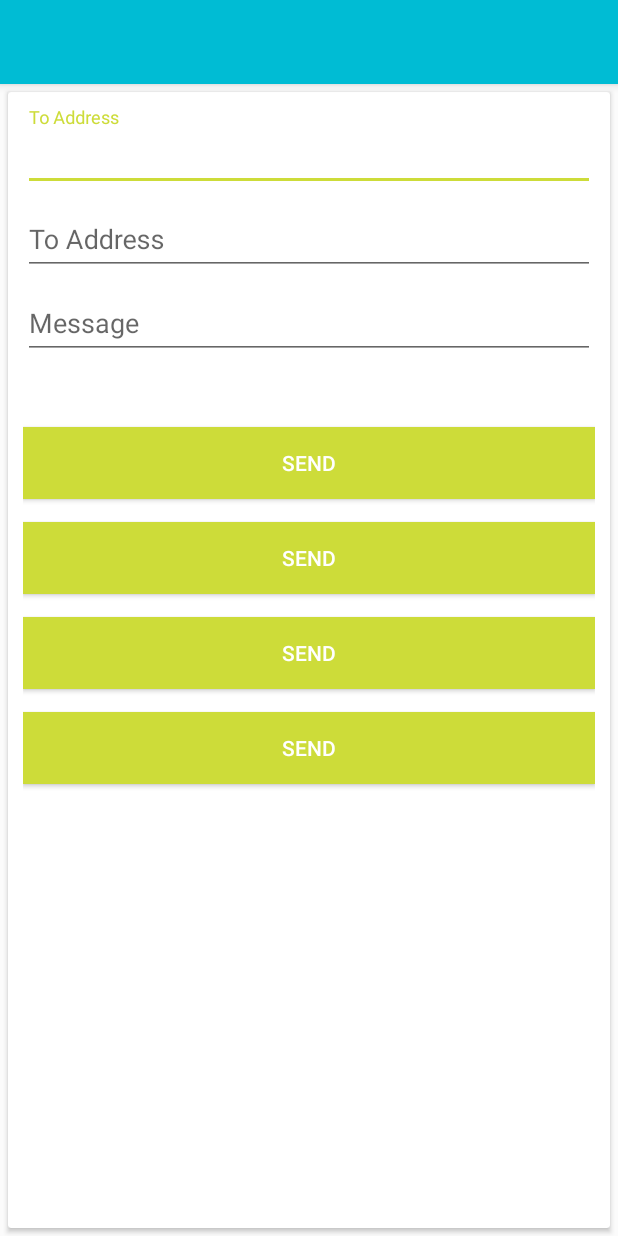
After one commit to Meshers/sparq-application, an Android app: the Main2Activity screen opened directly, with no data from a screen before it, on a phone screen of 412 x 824 dp. The commit adds this screen. Run offline under Robolectric (Android 15) with nearby library versions, the phone set to English and light mode, and no system bars; libraries missing offline, so code that uses them is left out: test.com.blootoothtester; 4 statements that could not run were skipped.

Commit message:
Working Application Layer

```diff
--- a/app/build.gradle
+++ b/app/build.gradle
@@ -10,6 +10,7 @@ android {
         versionCode 1
         versionName "1.0"
         testInstrumentationRunner "android.support.test.runner.AndroidJUnitRunner"
+        multiDexEnabled true
     }
     buildTypes {
         release {
@@ -24,6 +25,7 @@ dependencies {
     androidTestCompile('com.android.support.test.espresso:espresso-core:2.2.2', {
         exclude group: 'com.android.support', module: 'support-annotations'
     })
+    compile 'com.android.support:multidex:1.0.1'
     compile 'com.android.support:appcompat-v7:25.1.1'
     compile 'com.android.support:design:25.1.1'
     compile 'com.getbase:floatingactionbutton:1.10.1'
--- /dev/null
+++ b/app/src/main/java/com/sparq/application/userinterface/Main2Activity.java
@@ -0,0 +1,236 @@
+package com.sparq.application.userinterface;
+
+import android.content.Intent;
+import android.net.Uri;
+import android.os.Build;
+import android.os.Bundle;
+import android.provider.Settings;
+import android.support.v7.app.AppCompatActivity;
+import android.support.v7.widget.Toolbar;
+import android.util.Log;
+import android.view.View;
+import android.widget.AbsListView;
+import android.widget.Button;
+import android.widget.EditText;
+import android.widget.Toast;
+
+import test.com.blootoothtester.bluetooth.MyBluetoothAdapter;
+
+import com.sparq.application.MyApplication;
+import com.sparq.application.layer.ApplicationLayerManager;
+import com.sparq.application.layer.ApplicationPacketDiscoveryHandler;
+import com.sparq.application.layer.almessage.AlAnswer;
+import com.sparq.application.layer.almessage.AlMessage;
+import com.sparq.application.layer.almessage.AlQuestion;
+import com.sparq.application.layer.almessage.AlVote;
+import com.sparq.application.layer.pdu.ApplicationLayerPdu;
+
+import com.sparq.R;
+
+import java.nio.charset.Charset;
+
+
+public class Main2Activity extends AppCompatActivity {
+
+    private final static Charset CHARSET = Charset.forName("UTF-8");
+
+    private Button mQuestionBtn, mAnsBtn, mQuestionVoteBtn, mAnsVoteBtn;
+    private EditText mToId, mFromId;
+    private EditText mBtMessage;
+
+    private byte mOwnAddr = (byte) 1;
+    private byte mEventCode = (byte) 1;
+
+    private MyBluetoothAdapter mBluetoothAdapter;
+    ApplicationLayerManager mApplicationLayerManager;
+
+    public final static String EXTRA_EVENT_CODE = "EVENT_CODE";
+
+
+    @Override
+    protected void onCreate(Bundle savedInstanceState) {
+        super.onCreate(savedInstanceState);
+        setContentView(R.layout.activity_main2);
+        Toolbar toolbar = (Toolbar) findViewById(test.com.blootoothtester.R.id.toolbar);
+        setSupportActionBar(toolbar);
+
+        mOwnAddr = MyApplication.getOwnAddress();
+        mEventCode = getIntent().getByteExtra(EXTRA_EVENT_CODE, (byte) -1);
+
+        initialize();
+
+        mBluetoothAdapter = new MyBluetoothAdapter(Main2Activity.this);
+
+
+        ApplicationPacketDiscoveryHandler mHandler = new ApplicationPacketDiscoveryHandler() {
+            @Override
+            public void handleDiscovery(ApplicationLayerPdu.TYPE type, AlMessage alMessage) {
+
+                switch(type){
+                    case QUESTION:
+
+                        AlQuestion alQuestion = (AlQuestion) alMessage;
+                        Toast.makeText(Main2Activity.this, "RECEIVED MESSAGE: "
+                                + alQuestion.getCreatorId() + ":" +alQuestion.getQuestionId()
+                                ,Toast.LENGTH_SHORT).show();
+
+                        break;
+                    case ANSWER:
+
+                        AlAnswer alAnswer = (AlAnswer) alMessage;
+                        Toast.makeText(Main2Activity.this, "RECEIVED MESSAGE: "
+                                + alAnswer.getCreatorId() + ":"
+                                + alAnswer.getQuestionId()+ ":"
+                                + alAnswer.getAnswerCreatorId()+ ":"
+                                + alAnswer.getAnswerId()+ ":"
+                                ,Toast.LENGTH_SHORT).show();
+
+                        break;
+                    case QUESTION_VOTE:
+
+                        AlVote alQuestionVote = (AlVote) alMessage;
+                        Toast.makeText(Main2Activity.this, "RECEIVED MESSAGE: "
+                                + alQuestionVote.getCreatorId() + ":"
+                                + alQuestionVote.getQuestionId() +":"
+                                + alQuestionVote.getVoteValue()
+                                ,Toast.LENGTH_SHORT).show();
+
+                        break;
+                    case ANSWER_VOTE:
+
+                        AlVote alAnswerVote = (AlVote) alMessage;
+                        Toast.makeText(Main2Activity.this, "RECEIVED MESSAGE: "
+                                        + alAnswerVote.getCreatorId() + ":"
+                                        + alAnswerVote.getQuestionId()+ ":"
+                                        + alAnswerVote.getAnswerCreatorId()+ ":"
+                                        + alAnswerVote.getAnswerId()+ ":"
+                                        + alAnswerVote.getVoteValue()
+                                ,Toast.LENGTH_SHORT).show();
+
+                        break;
+                    default:
+                        throw new IllegalArgumentException("Illegal message type.");
+                }
+            }
+        };
+
+        mApplicationLayerManager = new ApplicationLayerManager(mOwnAddr, mBluetoothAdapter, mHandler, MyApplication.getSessionId());
+
+        if (Build.VERSION.SDK_INT >= Build.VERSION_CODES.M) {
+            // this takes care of letting the user add the WRITE_SETTINGS permission
+            if (!Settings.System.canWrite(this)) {
+                Intent intent = new Intent(android.provider.Settings.ACTION_MANAGE_WRITE_SETTINGS);
+                intent.setData(Uri.parse("package:" + this.getPackageName()));
+                intent.addFlags(Intent.FLAG_ACTIVITY_NEW_TASK);
+                startActivity(intent);
+            }
+        }
+
+
+        if (!mBluetoothAdapter.isSupported()) {
+            mQuestionBtn.setEnabled(false);
+
+            Toast.makeText(getApplicationContext(), "Your device does not support Bluetooth",
+                    Toast.LENGTH_LONG).show();
+        } else {
+
+            mQuestionBtn.setOnClickListener(new View.OnClickListener() {
+
+                @Override
+                public void onClick(View v) {
+                    sendMessage(mBtMessage.getText().toString(), ApplicationLayerPdu.TYPE.QUESTION);
+                }
+            });
+
+            mAnsBtn.setOnClickListener(new View.OnClickListener() {
+
+                @Override
+                public void onClick(View v) {
+                    sendMessage(mBtMessage.getText().toString(), ApplicationLayerPdu.TYPE.ANSWER);
+                }
+            });
+
+            mQuestionVoteBtn.setOnClickListener(new View.OnClickListener() {
+
+                @Override
+                public void onClick(View v) {
+                    sendMessage(mBtMessage.getText().toString(), ApplicationLayerPdu.TYPE.QUESTION_VOTE);
+                }
+            });
+
+            mAnsVoteBtn.setOnClickListener(new View.OnClickListener() {
+
+                @Override
+                public void onClick(View v) {
+                    sendMessage(mBtMessage.getText().toString(), ApplicationLayerPdu.TYPE.ANSWER_VOTE);
+                }
+            });
+        }
+
+
+
+//        mApplicationLayerManager = MyApplication.getApplicationLayerManager();
+    }
+
+
+
+    public void initialize() {
+        mFromId = (EditText) findViewById(R.id.et_from_id);
+        mToId = (EditText) findViewById(R.id.et_to_id);
+        mBtMessage = (EditText) findViewById(R.id.bluetooth_message);
+        mQuestionBtn = (Button) findViewById(R.id.send_question);
+        mAnsBtn = (Button) findViewById(R.id.send_ans);
+        mQuestionVoteBtn = (Button) findViewById(R.id.send_question_vote);
+        mAnsVoteBtn = (Button) findViewById(R.id.send_ans_vote);
+
+    }
+
+    public void sendMessage(String msg, ApplicationLayerPdu.TYPE type){
+
+        switch(type){
+            case QUESTION:
+                mApplicationLayerManager.sendData(
+                        ApplicationLayerPdu.TYPE.QUESTION,
+                        msg,
+                        Byte.parseByte(mToId.getText().toString()),
+                        (byte) 1,
+                        (byte) 1, (byte) 1, (byte) 1);
+                break;
+            case ANSWER:
+                mApplicationLayerManager.sendData(
+                        ApplicationLayerPdu.TYPE.ANSWER,
+                        msg,
+                        Byte.parseByte(mToId.getText().toString()),
+                        (byte) 1,
+                        (byte) 1, (byte) 1, (byte) 1);
+                break;
+            case QUESTION_VOTE:
+                mApplicationLayerManager.sendData(
+                        ApplicationLayerPdu.TYPE.QUESTION_VOTE,
+                        new String(
+                                new byte[]{AlVote.getVoteEncoded(AlVote.VOTE_TYPE.UPVOTE)},
+                                CHARSET
+                        ),
+                        Byte.parseByte(mToId.getText().toString()),
+                        (byte) 1,
+                        (byte) 1, (byte) 1, (byte) 1);
+                break;
+            case ANSWER_VOTE:
+                mApplicationLayerManager.sendData(
+                        ApplicationLayerPdu.TYPE.ANSWER_VOTE,
+                        new String(
+                                new byte[]{AlVote.getVoteEncoded(AlVote.VOTE_TYPE.UPVOTE)},
+                                CHARSET
+                        ),
+                        Byte.parseByte(mToId.getText().toString()),
+                        (byte) 1,
+                        (byte) 1, (byte) 1, (byte) 1);
+                break;
+        }
+        Toast.makeText(Main2Activity.this, "Message sent!", Toast.LENGTH_SHORT).show();
+
+
+    }
+
+
+}
--- /dev/null
+++ b/app/src/main/res/layout/activity_main2.xml
@@ -0,0 +1,26 @@
+<?xml version="1.0" encoding="utf-8"?>
+<android.support.design.widget.CoordinatorLayout xmlns:android="http://schemas.android.com/apk/res/android"
+    xmlns:app="http://schemas.android.com/apk/res-auto"
+    xmlns:tools="http://schemas.android.com/tools"
+    android:layout_width="match_parent"
+    android:layout_height="match_parent"
+    android:fitsSystemWindows="true"
+    tools:context="com.sparq.application.userinterface.Main2Activity">
+
+    <android.support.design.widget.AppBarLayout
+        android:layout_width="match_parent"
+        android:layout_height="wrap_content"
+        android:theme="@style/AppTheme.AppBarOverlay">
+
+        <android.support.v7.widget.Toolbar
+            android:id="@+id/toolbar"
+            android:layout_width="match_parent"
+            android:layout_height="?attr/actionBarSize"
+            android:background="?attr/colorPrimary"
+            app:popupTheme="@style/AppTheme.PopupOverlay" />
+
+    </android.support.design.widget.AppBarLayout>
+
+    <include layout="@layout/content_main2" />
+
+</android.support.design.widget.CoordinatorLayout>
--- /dev/null
+++ b/app/src/main/res/layout/content_main2.xml
@@ -0,0 +1,111 @@
+<?xml version="1.0" encoding="utf-8"?>
+<LinearLayout xmlns:android="http://schemas.android.com/apk/res/android"
+    xmlns:tools="http://schemas.android.com/tools"
+    xmlns:app="http://schemas.android.com/apk/res-auto" android:layout_width="match_parent"
+    android:layout_height="match_parent"
+    android:background="#fbfbfb"
+    app:layout_behavior="@string/appbar_scrolling_view_behavior"
+    android:orientation="vertical"
+    tools:showIn="@layout/activity_main2">
+
+    <android.support.v7.widget.CardView
+        xmlns:card_view="http://schemas.android.com/apk/res-auto"
+        android:layout_margin="5dp"
+        card_view:cardCornerRadius="2dp"
+        card_view:contentPadding="10dp"
+        android:layout_width="match_parent"
+        android:paddingLeft="@dimen/activity_horizontal_margin"
+        android:paddingRight="@dimen/activity_horizontal_margin"
+        android:paddingTop="@dimen/activity_vertical_margin"
+        android:paddingBottom="@dimen/activity_vertical_margin"
+        android:layout_height="match_parent">
+
+        <LinearLayout
+            android:layout_width="match_parent"
+            android:orientation="vertical"
+            android:layout_height="match_parent">
+
+            <android.support.design.widget.TextInputLayout
+                android:layout_width="match_parent"
+                android:layout_height="wrap_content">
+
+                <EditText
+                    android:id="@+id/et_from_id"
+                    android:inputType="number"
+                    android:layout_width="match_parent"
+                    android:layout_height="wrap_content"
+                    android:hint="To Address"/>
+            </android.support.design.widget.TextInputLayout>
+
+            <android.support.design.widget.TextInputLayout
+                android:layout_width="match_parent"
+                android:layout_height="wrap_content">
+
+                <EditText
+                    android:id="@+id/et_to_id"
+                    android:inputType="number"
+                    android:layout_width="match_parent"
+                    android:layout_height="wrap_content"
+                    android:hint="To Address"/>
+            </android.support.design.widget.TextInputLayout>
+
+            <android.support.design.widget.TextInputLayout
+                android:layout_width="match_parent"
+                android:layout_height="wrap_content">
+
+                <EditText
+                    android:id="@+id/bluetooth_message"
+                    android:layout_width="match_parent"
+                    android:layout_height="wrap_content"
+                    android:hint="Message"/>
+            </android.support.design.widget.TextInputLayout>
+
+            <LinearLayout
+                android:layout_width="match_parent"
+                android:layout_height="match_parent"
+                android:orientation="vertical"
+                android:id="@+id/layout1"
+                android:layout_marginTop="30dp" >
+
+                <Button
+                    android:id="@+id/send_question"
+                    android:layout_marginTop="15dp"
+                    android:layout_width="match_parent"
+                    android:layout_height="wrap_content"
+                    android:text="Send"
+                    android:textColor="@color/white"
+                    android:background="@color/colorAccent"/>
+
+                <Button
+                    android:id="@+id/send_ans"
+                    android:layout_marginTop="15dp"
+                    android:layout_width="match_parent"
+                    android:layout_height="wrap_content"
+                    android:text="Send"
+                    android:textColor="@color/white"
+                    android:background="@color/colorAccent"/>
+
+                <Button
+                    android:id="@+id/send_question_vote"
+                    android:layout_marginTop="15dp"
+                    android:layout_width="match_parent"
+                    android:layout_height="wrap_content"
+                    android:text="Send"
+                    android:textColor="@color/white"
+                    android:background="@color/colorAccent"/>
+
+                <Button
+                    android:id="@+id/send_ans_vote"
+                    android:layout_marginTop="15dp"
+                    android:layout_width="match_parent"
+                    android:layout_height="wrap_content"
+                    android:text="Send"
+                    android:textColor="@color/white"
+                    android:background="@color/colorAccent"/>
+
+            </LinearLayout>
+
+        </LinearLayout>
+    </android.support.v7.widget.CardView>
+
+</LinearLayout>
--- a/app/src/main/res/values/strings.xml
+++ b/app/src/main/res/values/strings.xml
@@ -24,4 +24,5 @@
     <string name="new_event">New Event</string>
     <string name="title_activity_new_event">NewEventActivity</string>
     <string name="title_activity_new_questionare_acticity">NewQuestionareActicity</string>
+    <string name="title_activity_main2">Main2Activity</string>
 </resources>
```
Also changed, not shown: app/src/main/AndroidManifest.xml (+6 -1 lines), app/src/main/java/com/sparq/application/MyApplication.java (+52 -16 lines), app/src/main/java/com/sparq/application/layer/AlContext.java (+7 -7 lines), app/src/main/java/com/sparq/application/layer/ApplicationLayerManager.java (+18 -12 lines), app/src/main/java/com/sparq/application/layer/almessage/AlVote.java (+10 -1 lines), app/src/main/java/com/sparq/application/layer/pdu/ApplicationLayerPdu.java (+9 -2 lines), app/src/main/java/com/sparq/application/layer/pdu/ThreadPdu.java (+14 -4 lines), app/src/main/java/com/sparq/application/userinterface/LoginActivity.java (+55 -11 lines), app/src/main/res/layout/content_login.xml (+5 -5 lines).
